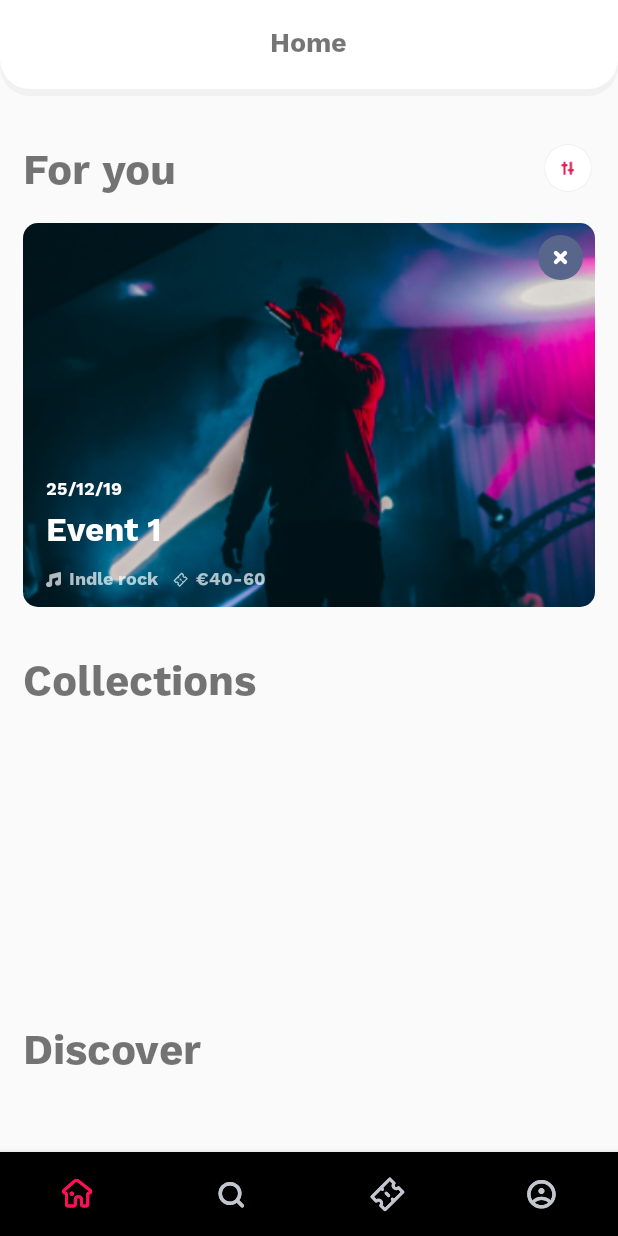
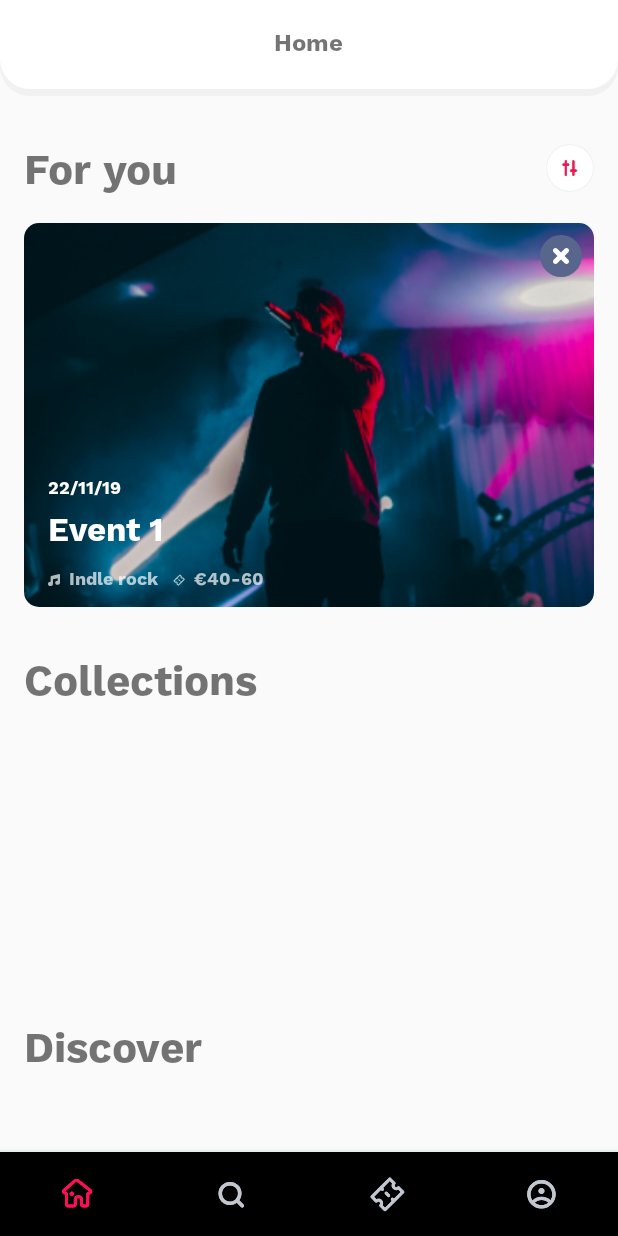
Before and after one commit to javdiana/FreebieTicket, an Android app: the screen it shows after launch (MainActivity), on a phone screen of 412 x 824 dp. Run offline under Robolectric (Android 15) with nearby library versions, the phone set to English and light mode, and no system bars; our stand-ins replace navigation-ui.

Commit message:
add DateUtils and some fixes

```diff
--- a/app/src/main/AndroidManifest.xml
+++ b/app/src/main/AndroidManifest.xml
@@ -1,6 +1,7 @@
 <?xml version="1.0" encoding="utf-8"?>
 <manifest xmlns:android="http://schemas.android.com/apk/res/android"
     xmlns:tools="http://schemas.android.com/tools"
+    xmlns:dist="http://schemas.android.com/apk/distribution"
     package="com.javdiana.freebleticket">
 
     <application
--- a/app/src/main/java/com/javdiana/freebleticket/view/model/entity/Event.kt
+++ b/app/src/main/java/com/javdiana/freebleticket/view/model/entity/Event.kt
@@ -3,7 +3,7 @@ package com.javdiana.freebleticket.view.model.entity
 data class Event(
     val id: Long,
     val name: String,
-    val date: Long?,//add parsers
+    val date: Long,
     val type: String,
     val costLow: Int,
     val costHigh: Int
--- a/app/src/main/java/com/javdiana/freebleticket/view/model/repository/EventRepositoryImpl.kt
+++ b/app/src/main/java/com/javdiana/freebleticket/view/model/repository/EventRepositoryImpl.kt
@@ -3,15 +3,16 @@ package com.javdiana.freebleticket.view.model.repository
 import android.annotation.TargetApi
 import android.os.Build
 import com.javdiana.freebleticket.view.model.entity.Event
+import com.javdiana.freebleticket.view.utils.DateUtil
 
 class EventRepositoryImpl : EventRepository {
     @TargetApi(Build.VERSION_CODES.O)
     companion object {
         val events: ArrayList<Event> by lazy {
             arrayListOf(
-                Event(0, "Event 1", null, "Indle rock", 40, 60),
-                Event(1, "Event 2", null, "Pop music", 60, 80),
-                Event(2, "Event 3", null, "Rock music", 50, 70)
+                Event(0, "Event 1", DateUtil.stringToDate("22/11/19"), "Indle rock", 40, 60),
+                Event(1, "Event 2", DateUtil.stringToDate("23/11/19"), "Pop music", 60, 80),
+                Event(2, "Event 3", DateUtil.stringToDate("24/11/19"), "Rock music", 50, 70)
             )
         }
     }
--- a/app/src/main/java/com/javdiana/freebleticket/view/utils/DateUtil.kt
+++ b/app/src/main/java/com/javdiana/freebleticket/view/utils/DateUtil.kt
@@ -1,5 +1,30 @@
 package com.javdiana.freebleticket.view.utils
 
+import android.util.Log
+import java.text.ParseException
+import java.text.SimpleDateFormat
+import java.util.*
+
 class DateUtil {
+    companion object {
+        const val format = "dd/MM/yy"
+        val sdf = SimpleDateFormat(format)
 
+
+
+        fun dateToString(date: Long): String {
+            val d = Date(date)
+            return sdf.format(d)
+        }
+
+        fun stringToDate(date: String): Long {
+            return try {
+                val d: Date = sdf.parse(date)
+                d.time
+            } catch (exception: ParseException) {
+                Log.d("TAG", exception.message)
+                0L
+            }
+        }
+    }
 }
--- a/app/src/main/java/com/javdiana/freebleticket/view/view/home/adapter/EventsAdapter.kt
+++ b/app/src/main/java/com/javdiana/freebleticket/view/view/home/adapter/EventsAdapter.kt
@@ -6,11 +6,9 @@ import android.view.ViewGroup
 import androidx.recyclerview.widget.DiffUtil
 import androidx.recyclerview.widget.ListAdapter
 import androidx.recyclerview.widget.RecyclerView
-import com.bumptech.glide.Glide
-import com.bumptech.glide.request.RequestOptions
-import com.javdiana.freebleticket.R.drawable
 import com.javdiana.freebleticket.R.layout
 import com.javdiana.freebleticket.view.model.entity.Event
+import com.javdiana.freebleticket.view.utils.DateUtil
 import com.javdiana.freebleticket.view.view.home.adapter.EventsAdapter.EventHolder
 import kotlinx.android.synthetic.main.event_item.view.*
 
@@ -32,7 +30,7 @@ class EventsAdapter :
         RecyclerView.ViewHolder(itemView) {
         fun bind(event: Event) {
             itemView.imageViewBackground.clipToOutline = true
-
+            itemView.textviewDate.text = DateUtil.dateToString(event.date)
             itemView.textviewFestival.text = event.name
             itemView.textviewType.text = event.type
             itemView.textviewCost.text = "€${event.costLow}-${event.costHigh}"
--- a/app/src/main/java/com/javdiana/freebleticket/view/view/main/App.kt
+++ b/app/src/main/java/com/javdiana/freebleticket/view/view/main/App.kt
@@ -15,15 +15,9 @@ class App : Application() {
     override fun onCreate() {
         super.onCreate()
 
-        val appModule = module {
-            single<EventRepository> { EventRepositoryImpl() }
-            viewModel { HomeViewModel(get()) }
-        }
-
         startKoin{
-            androidLogger(Level.DEBUG)
             androidContext(this@App)
-            modules(appModule)
+            modules(injectFeature())
         }
 
     }
--- /dev/null
+++ b/app/src/main/java/com/javdiana/freebleticket/view/view/main/Module.kt
@@ -0,0 +1,25 @@
+package com.javdiana.freebleticket.view.view.main
+
+import com.javdiana.freebleticket.view.model.repository.EventRepository
+import com.javdiana.freebleticket.view.model.repository.EventRepositoryImpl
+import com.javdiana.freebleticket.view.view.home.HomeViewModel
+import org.koin.android.viewmodel.dsl.viewModel
+import org.koin.core.module.Module
+import org.koin.dsl.module
+
+fun injectFeature(): List<Module> = loadFeature
+
+private val loadFeature: List<Module> by lazy {
+    listOf(
+        viewModelModule,
+        viewRepository
+    )
+}
+
+val viewModelModule: Module = module {
+    single<EventRepository> { EventRepositoryImpl() }
+}
+
+val viewRepository: Module = module {
+    viewModel { HomeViewModel(get()) }
+}
--- a/app/src/main/java/com/javdiana/freebleticket/view/view/profile/ProfileFragment.kt
+++ b/app/src/main/java/com/javdiana/freebleticket/view/view/profile/ProfileFragment.kt
@@ -6,9 +6,9 @@ import android.view.View
 import android.view.ViewGroup
 import androidx.fragment.app.Fragment
 import com.javdiana.freebleticket.R
+import org.koin.android.viewmodel.ext.android.viewModel
 
 class ProfileFragment : Fragment() {
-
     override fun onCreateView(inflater: LayoutInflater, container: ViewGroup?, savedInstanceState: Bundle?): View? {
         return inflater.inflate(R.layout.fragment_profile, container, false)
     }
--- a/app/src/main/res/layout/event_item.xml
+++ b/app/src/main/res/layout/event_item.xml
@@ -6,8 +6,8 @@
     android:id="@+id/eventItem"
     android:orientation="vertical"
     android:layout_width="match_parent"
-    android:layout_height="@dimen/heightItemMyEvents"
-    android:layout_marginEnd="@dimen/margin_15dp">
+    android:layout_height="256dp"
+    android:layout_marginEnd="16dp">
 
     <ImageView
         android:id="@+id/imageViewBackground"
@@ -25,7 +25,7 @@
         android:layout_width="@dimen/buttonCloseSize"
         android:layout_height="@dimen/buttonCloseSize"
         android:background="@drawable/button_background_grey"
-        android:padding="@dimen/paddingImageStandart"
+        android:padding="@dimen/paddingImage"
         android:src="@drawable/ic_close"
         app:layout_constraintEnd_toEndOf="parent"
         app:layout_constraintTop_toTopOf="parent"
@@ -36,7 +36,7 @@
         android:id="@+id/linearLayout"
         android:layout_width="match_parent"
         android:layout_height="wrap_content"
-        android:layout_marginStart="@dimen/margin_15dp"
+        android:layout_marginStart="16dp"
         android:gravity="bottom"
         android:orientation="vertical"
         app:layout_constraintBottom_toBottomOf="parent"
@@ -47,8 +47,8 @@
             android:id="@+id/textviewDate"
             android:layout_width="match_parent"
             android:layout_height="wrap_content"
-            android:text="25/12/19"
-            android:textSize="@dimen/textSizeTextViewItemRecycler"
+            tools:text="25/12/19"
+            android:textSize="@dimen/textSizeItemEventsRvDate"
             android:textColor="@color/colorWhite"
             android:fontFamily="@font/work_sans_bold"/>
 
@@ -57,24 +57,24 @@
             android:layout_width="match_parent"
             android:layout_height="wrap_content"
             android:fontFamily="@font/work_sans_bold"
-            android:text="Festival:"
             android:textColor="@color/colorWhite"
-            android:textSize="@dimen/textSizeTextViewEvents"
-            android:layout_marginTop="@dimen/margin_5dp"/>
+            android:textSize="@dimen/textSizeItemEventsRvTitle"
+            android:layout_marginTop="6dp"
+            tools:text="Festival:" />
 
         <LinearLayout
             android:layout_width="match_parent"
             android:layout_height="wrap_content"
             android:gravity="bottom"
             android:orientation="horizontal"
-            android:layout_marginTop="@dimen/margin_10dp"
-            android:layout_marginBottom="@dimen/margin_10dp"
+            android:layout_marginTop="10dp"
+            android:layout_marginBottom="10dp"
             android:alpha=".7">
 
 
             <ImageView
-                android:layout_width="@dimen/smallImageSize"
-                android:layout_height="@dimen/smallImageSize"
+                android:layout_width="@dimen/imageSizeNote"
+                android:layout_height="@dimen/imageSizeNote"
                 android:src="@drawable/ic_note"
                 android:layout_gravity="center_vertical|center_horizontal"
                 />
@@ -84,11 +84,11 @@
                 style="@style/TextViewStyleItemRecycler"
                 android:layout_width="wrap_content"
                 android:layout_height="wrap_content"
-                android:text="Type:" />
+                tools:text="Type:" />
 
             <ImageView
-                android:layout_width="@dimen/smallImageSize"
-                android:layout_height="@dimen/smallImageSize"
+                android:layout_width="@dimen/imageSizeTicket"
+                android:layout_height="@dimen/imageSizeTicket"
                 android:src="@drawable/ic_tikets"
                 android:layout_marginStart="10dp"
                 android:layout_gravity="center_horizontal|center_vertical"/>
@@ -98,7 +98,7 @@
                 style="@style/TextViewStyleItemRecycler"
                 android:layout_width="wrap_content"
                 android:layout_height="wrap_content"
-                android:text="$40-60"/>
+                tools:text="$40-60"/>
 
 
         </LinearLayout>
--- a/app/src/main/res/layout/fragment_home.xml
+++ b/app/src/main/res/layout/fragment_home.xml
@@ -6,7 +6,7 @@
 
     <LinearLayout
         android:layout_width="match_parent"
-        android:layout_height="@dimen/toolbarHeight"
+        android:layout_height="@dimen/toolbarHeightHome"
         android:background="@drawable/toolbar_background"
         android:gravity="center">
 
@@ -15,7 +15,7 @@
             android:layout_height="wrap_content"
             android:fontFamily="@font/work_sans_bold"
             android:text="@string/home"
-            android:textSize="@dimen/textSizeToolbar" />
+            android:textSize="@dimen/textSizeToolbarHome" />
     </LinearLayout>
 
     <ScrollView
@@ -25,15 +25,15 @@
         <LinearLayout
             android:layout_width="match_parent"
             android:layout_height="wrap_content"
-            android:layout_marginStart="@dimen/margin_15dp"
+            android:layout_marginStart="16dp"
             android:orientation="vertical">
 
             <LinearLayout
                 android:layout_width="match_parent"
                 android:layout_height="wrap_content"
-                android:layout_marginTop="@dimen/marginTopTextViewParagraph"
+                android:layout_marginTop="32dp"
                 android:orientation="horizontal"
-                android:layout_marginEnd="@dimen/margin_17dp">
+                android:layout_marginEnd="16dp">
 
                 <TextView
                     style="@style/TextViewStyleWithoutMargins"
@@ -48,14 +48,14 @@
                     android:layout_height="@dimen/mainButtonSize"
                     android:background="@drawable/button_background_white"
                     android:src="@drawable/ic_filters"
-                    android:padding="@dimen/paddingImageReverse" />
+                    android:padding="@dimen/paddingImage" />
 
             </LinearLayout>
 
             <androidx.recyclerview.widget.RecyclerView
                 android:id="@+id/recylcerviewMyFestivals"
                 android:layout_width="match_parent"
-                android:layout_height="@dimen/heightItemMyEvents"
+                android:layout_height="256dp"
                 android:layout_marginTop="@dimen/item_spacing_4x"/>
 
             <TextView
@@ -67,7 +67,7 @@
             <androidx.recyclerview.widget.RecyclerView
                 android:id="@+id/recylcerviewCollections"
                 android:layout_width="match_parent"
-                android:layout_height="@dimen/heightItemCollections"
+                android:layout_height="160dp"
                 android:layout_marginTop="@dimen/item_spacing_4x"/>
 
             <TextView
@@ -79,7 +79,7 @@
             <androidx.recyclerview.widget.RecyclerView
                 android:id="@+id/recyclerViewDiscover"
                 android:layout_width="match_parent"
-                android:layout_height="@dimen/heightItemDiscover"
+                android:layout_height="56dp"
                 android:layout_marginTop="@dimen/item_spacing_4x"/>
 
         </LinearLayout>
--- a/app/src/main/res/values/dimens.xml
+++ b/app/src/main/res/values/dimens.xml
@@ -1,41 +1,23 @@
 <?xml version="1.0" encoding="utf-8"?>
 <resources>
-    <dimen name="item_spacing_0">0dp</dimen>
-    <dimen name="item_spacing_1x">4dp</dimen>
     <dimen name="item_spacing_2x">8dp</dimen>
-    <dimen name="item_spacing_3x">12dp</dimen>
     <dimen name="item_spacing_4x">16dp</dimen>
-    <dimen name="item_spacing_5x">20dp</dimen>
-    <dimen name="item_spacing_6x">24dp</dimen>
-    <dimen name="item_spacing_7x">28dp</dimen>
-    <dimen name="item_spacing_8x">32dp</dimen>
 
     <dimen name="linePadding">1dp</dimen>
 
 <!--    text sizes-->
-    <dimen name="textSizeTextViewItemRecycler">12sp</dimen>
-    <dimen name="textSizeToolbar">18sp</dimen>
-    <dimen name="textSizeTextViewParagraph">28sp</dimen>
-    <dimen name="textSizeTextViewEvents">22sp</dimen>
+    <dimen name="textSizeItemEventsRvDate">12sp</dimen>
+    <dimen name="textSizeItemEventsRvCost">12sp</dimen>
+    <dimen name="textSizeItemEventsRvType">12sp</dimen>
+    <dimen name="textSizeToolbarHome">16sp</dimen>
+    <dimen name="textSizeTextViewMainTitles">28sp</dimen>
+    <dimen name="textSizeItemEventsRvTitle">22sp</dimen>
 
-<!--    heights of rv-->
-    <dimen name="heightItemMyEvents">256dp</dimen>
-    <dimen name="heightItemCollections">161dp</dimen>
-    <dimen name="heightItemDiscover">56dp</dimen>
-
-<!--    margins-->
-    <dimen name="marginTopTextViewParagraph">32dp</dimen>
-    <dimen name="margin_25dp">25dp</dimen>
-    <dimen name="margin_10dp">10dp</dimen>
-    <dimen name="margin_5dp">5dp</dimen>
-    <dimen name="margin_2dp">2dp</dimen>
-    <dimen name="margin_15dp">15dp</dimen>
-    <dimen name="margin_17dp">17dp</dimen>
-
-    <dimen name="smallImageSize">10dp</dimen>
-    <dimen name="buttonCloseSize">30dp</dimen>
+<!--    view sizes-->
+    <dimen name="imageSizeNote">8dp</dimen>
+    <dimen name="imageSizeTicket">8dp</dimen>
+    <dimen name="buttonCloseSize">28dp</dimen>
     <dimen name="mainButtonSize">32dp</dimen>
-    <dimen name="paddingImageStandart">10dp</dimen>
-    <dimen name="paddingImageReverse">9.354dp</dimen>
-    <dimen name="toolbarHeight">64dp</dimen>
+    <dimen name="paddingImage">8dp</dimen>
+    <dimen name="toolbarHeightHome">64dp</dimen>
 </resources>
--- a/app/src/main/res/values/styles.xml
+++ b/app/src/main/res/values/styles.xml
@@ -10,20 +10,20 @@
     </style>
 
     <style name="TextViewStyleParagraphs">
-        <item name="android:textSize">@dimen/textSizeTextViewParagraph</item>
+        <item name="android:textSize">@dimen/textSizeTextViewMainTitles</item>
         <item name="android:fontFamily">@font/work_sans_bold</item>
-        <item name="android:layout_marginTop">@dimen/marginTopTextViewParagraph</item>
+        <item name="android:layout_marginTop">32dp</item>
     </style>
 
     <style name="TextViewStyleWithoutMargins">
-        <item name="android:textSize">@dimen/textSizeTextViewParagraph</item>
+        <item name="android:textSize">@dimen/textSizeTextViewMainTitles</item>
         <item name="android:fontFamily">@font/work_sans_bold</item>
     </style>
 
     <style name="TextViewStyleItemRecycler">
-        <item name="android:textSize">@dimen/textSizeTextViewItemRecycler</item>
+        <item name="android:textSize">@dimen/textSizeItemEventsRvDate</item>
         <item name="android:fontFamily">@font/work_sans_bold</item>
-        <item name="android:layout_marginStart">@dimen/margin_5dp</item>
+        <item name="android:layout_marginStart">6dp</item>
         <item name="android:textColor">@color/colorWhite</item>
     </style>
 
```
